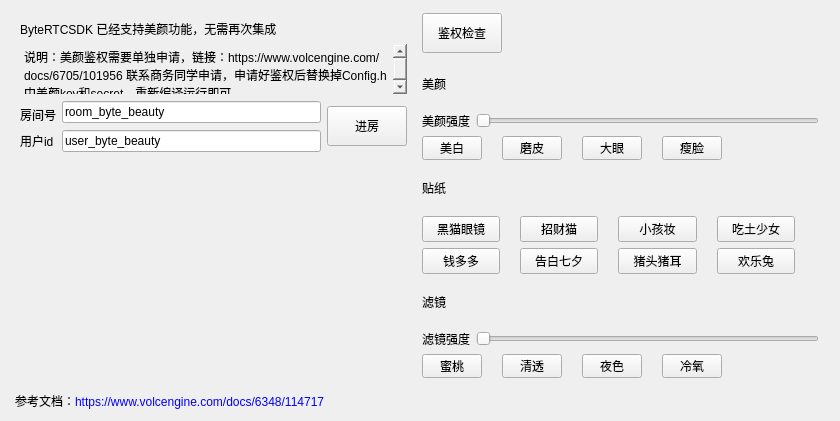
The window that Windows/src/Advanced/ByteBeauty/ByteBeautyWidget.ui (volcengine/VolcEngineRTC) describes before a commit, drawn with Qt 5.
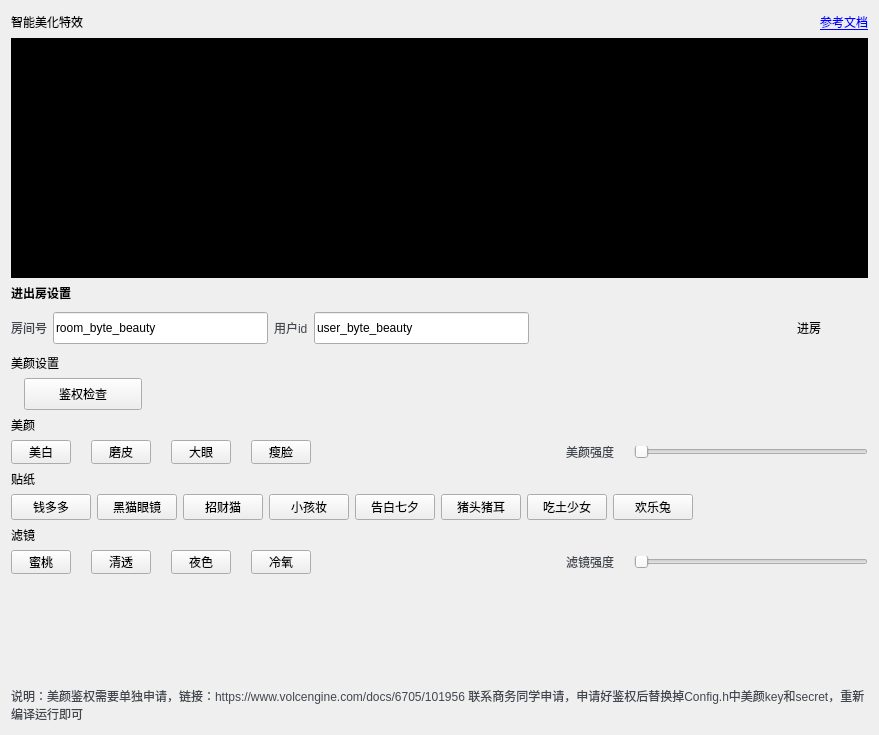
The same window after the commit. Icons and pictures are not drawn. Custom widgets are drawn as their Qt base class.

Diff of the .ui file:
```diff
--- a/Windows/src/Advanced/ByteBeauty/ByteBeautyWidget.ui
+++ b/Windows/src/Advanced/ByteBeauty/ByteBeautyWidget.ui
@@ -6,8 +6,8 @@
    <rect>
     <x>0</x>
     <y>0</y>
-    <width>840</width>
-    <height>421</height>
+    <width>879</width>
+    <height>735</height>
    </rect>
   </property>
   <property name="minimumSize">
@@ -22,188 +22,286 @@
   <property name="styleSheet">
    <string notr="true"/>
   </property>
-  <layout class="QVBoxLayout" name="verticalLayout_3">
+  <layout class="QVBoxLayout" name="verticalLayout">
+   <property name="spacing">
+    <number>6</number>
+   </property>
+   <property name="topMargin">
+    <number>12</number>
+   </property>
+   <property name="bottomMargin">
+    <number>12</number>
+   </property>
    <item>
-    <layout class="QHBoxLayout" name="horizontalLayout_8">
+    <layout class="QHBoxLayout" name="horizontalLayout_9">
      <item>
-      <widget class="QWidget" name="widget_left" native="true">
-       <property name="minimumSize">
+      <widget class="QLabel" name="label_title">
+       <property name="text">
+        <string>智能美化特效</string>
+       </property>
+      </widget>
+     </item>
+     <item>
+      <spacer name="horizontalSpacer_5">
+       <property name="orientation">
+        <enum>Qt::Horizontal</enum>
+       </property>
+       <property name="sizeHint" stdset="0">
         <size>
-         <width>320</width>
-         <height>360</height>
+         <width>40</width>
+         <height>20</height>
         </size>
        </property>
-       <layout class="QVBoxLayout" name="verticalLayout_2">
+      </spacer>
+     </item>
         <item>
-         <widget class="QLabel" name="label_6">
+      <widget class="QLabel" name="label_11">
+       <property name="minimumSize">
+        <size>
+         <width>18</width>
+         <height>18</height>
+        </size>
+       </property>
           <property name="maximumSize">
            <size>
-            <width>16777215</width>
-            <height>20</height>
+         <width>18</width>
+         <height>18</height>
            </size>
           </property>
           <property name="text">
-           <string>ByteRTCSDK 已经支持美颜功能，无需再次集成</string>
-          </property>
+        <string/>
+       </property>
+       <property name="pixmap">
+        <pixmap resource="../../../resources.qrc">:/img/Resources/ui/document.png</pixmap>
+       </property>
+       <property name="scaledContents">
+        <bool>true</bool>
+       </property>
          </widget>
         </item>
         <item>
-         <widget class="QTextEdit" name="textEdit">
+      <widget class="QLabel" name="label_8">
+       <property name="text">
+        <string>&lt;a href=&quot;https://www.volcengine.com/docs/6348/114717&quot;&gt;参考文档</string>
+       </property>
+       <property name="openExternalLinks">
+        <bool>true</bool>
+       </property>
+      </widget>
+     </item>
+    </layout>
+   </item>
+   <item>
+    <widget class="QWidget" name="widget_u" native="true">
+     <property name="minimumSize">
+      <size>
+       <width>0</width>
+       <height>240</height>
+      </size>
+     </property>
           <property name="maximumSize">
            <size>
             <width>16777215</width>
-            <height>50</height>
+       <height>240</height>
            </size>
           </property>
           <property name="styleSheet">
-           <string notr="true">background-color: rgb(255, 255, 255, 0);</string>
-          </property>
-          <property name="frameShape">
-           <enum>QFrame::NoFrame</enum>
-          </property>
-          <property name="html">
-           <string>&lt;!DOCTYPE HTML PUBLIC &quot;-//W3C//DTD HTML 4.0//EN&quot; &quot;http://www.w3.org/TR/REC-html40/strict.dtd&quot;&gt;
-&lt;html&gt;&lt;head&gt;&lt;meta name=&quot;qrichtext&quot; content=&quot;1&quot; /&gt;&lt;meta charset=&quot;utf-8&quot; /&gt;&lt;style type=&quot;text/css&quot;&gt;
-p, li { white-space: pre-wrap; }
-hr { height: 1px; border-width: 0; }
-&lt;/style&gt;&lt;/head&gt;&lt;body style=&quot; font-family:'Microsoft YaHei UI'; font-size:9pt; font-weight:400; font-style:normal;&quot;&gt;
-&lt;p style=&quot; margin-top:0px; margin-bottom:0px; margin-left:0px; margin-right:0px; -qt-block-indent:0; text-indent:0px;&quot;&gt;说明：美颜鉴权需要单独申请，链接：https://www.volcengine.com/docs/6705/101956 联系商务同学申请，申请好鉴权后替换掉Config.h中美颜key和secret，重新编译运行即可&lt;/p&gt;&lt;/body&gt;&lt;/html&gt;</string>
-          </property>
+      <string notr="true">background-color: rgb(0, 0, 0);</string>
+     </property>
+     <layout class="QHBoxLayout" name="horizontalLayout_7">
+      <property name="spacing">
+       <number>0</number>
+      </property>
+      <property name="leftMargin">
+       <number>0</number>
+      </property>
+      <property name="topMargin">
+       <number>0</number>
+      </property>
+      <property name="rightMargin">
+       <number>0</number>
+      </property>
+      <property name="bottomMargin">
+       <number>0</number>
+      </property>
+      <item>
+       <spacer name="horizontalSpacer_6">
+        <property name="orientation">
+         <enum>Qt::Horizontal</enum>
+        </property>
+        <property name="sizeHint" stdset="0">
+         <size>
+          <width>40</width>
+          <height>20</height>
+         </size>
+        </property>
+       </spacer>
+      </item>
+      <item>
+       <widget class="UserWidget" name="widget" native="true">
+        <property name="minimumSize">
+         <size>
+          <width>320</width>
+          <height>240</height>
+         </size>
+        </property>
+        <property name="maximumSize">
+         <size>
+          <width>320</width>
+          <height>240</height>
+         </size>
+        </property>
          </widget>
         </item>
         <item>
-         <layout class="QGridLayout" name="gridLayout_2">
-          <item row="1" column="1" rowspan="2">
+       <spacer name="horizontalSpacer_7">
+        <property name="orientation">
+         <enum>Qt::Horizontal</enum>
+        </property>
+        <property name="sizeHint" stdset="0">
+         <size>
+          <width>40</width>
+          <height>20</height>
+         </size>
+        </property>
+       </spacer>
+      </item>
+     </layout>
+    </widget>
+   </item>
+   <item>
+    <widget class="QLabel" name="label_t1">
+     <property name="font">
+      <font>
+       <bold>true</bold>
+      </font>
+     </property>
+     <property name="text">
+      <string>进出房设置</string>
+     </property>
+    </widget>
+   </item>
+   <item>
+    <layout class="QHBoxLayout" name="horizontalLayout_10">
+     <item>
+      <widget class="QLabel" name="label_7">
+       <property name="styleSheet">
+        <string notr="true">QLabel{color:#42464E; background-color:transparent;}</string>
+       </property>
+       <property name="text">
+        <string>房间号</string>
+       </property>
+      </widget>
+     </item>
+     <item>
            <widget class="QLineEdit" name="lineEdit_room">
+       <property name="minimumSize">
+        <size>
+         <width>0</width>
+         <height>32</height>
+        </size>
+       </property>
             <property name="text">
              <string>room_byte_beauty</string>
             </property>
            </widget>
           </item>
-          <item row="3" column="0">
-           <widget class="QLabel" name="label_9">
+     <item>
+      <widget class="QLabel" name="label_13">
+       <property name="styleSheet">
+        <string notr="true">QLabel{color:#42464E; background-color:transparent;}</string>
+       </property>
             <property name="text">
              <string>用户id</string>
             </property>
            </widget>
           </item>
-          <item row="3" column="1">
+     <item>
            <widget class="QLineEdit" name="lineEdit_user">
+       <property name="minimumSize">
+        <size>
+         <width>0</width>
+         <height>32</height>
+        </size>
+       </property>
             <property name="text">
              <string>user_byte_beauty</string>
             </property>
            </widget>
           </item>
-          <item row="2" column="0">
-           <widget class="QLabel" name="label_7">
-            <property name="text">
-             <string>房间号</string>
-            </property>
-           </widget>
-          </item>
-          <item row="1" column="2" rowspan="3">
+     <item>
+      <spacer name="horizontalSpacer_8">
+       <property name="orientation">
+        <enum>Qt::Horizontal</enum>
+       </property>
+       <property name="sizeHint" stdset="0">
+        <size>
+         <width>40</width>
+         <height>20</height>
+        </size>
+       </property>
+      </spacer>
+     </item>
+     <item>
            <widget class="QPushButton" name="btn_joinRoom">
             <property name="minimumSize">
              <size>
-              <width>80</width>
+         <width>118</width>
               <height>40</height>
              </size>
             </property>
+       <property name="maximumSize">
+        <size>
+         <width>118</width>
+         <height>16777215</height>
+        </size>
+       </property>
             <property name="styleSheet">
              <string notr="true"/>
             </property>
             <property name="text">
              <string>进房</string>
             </property>
-           </widget>
-          </item>
-          <item row="4" column="1">
-           <spacer name="verticalSpacer_2">
-            <property name="orientation">
-             <enum>Qt::Vertical</enum>
-            </property>
-            <property name="sizeHint" stdset="0">
-             <size>
-              <width>20</width>
-              <height>40</height>
-             </size>
-            </property>
-           </spacer>
-          </item>
-         </layout>
-        </item>
-        <item>
-         <layout class="QHBoxLayout" name="horizontalLayout_7">
-          <item>
-           <spacer name="horizontalSpacer_6">
-            <property name="orientation">
-             <enum>Qt::Horizontal</enum>
-            </property>
-            <property name="sizeHint" stdset="0">
-             <size>
-              <width>40</width>
-              <height>20</height>
-             </size>
-            </property>
-           </spacer>
-          </item>
-          <item>
-           <widget class="UserWidget" name="widget" native="true">
-            <property name="minimumSize">
-             <size>
-              <width>320</width>
-              <height>240</height>
-             </size>
-            </property>
-            <property name="maximumSize">
-             <size>
-              <width>320</width>
-              <height>240</height>
-             </size>
-            </property>
-           </widget>
-          </item>
-          <item>
-           <spacer name="horizontalSpacer_7">
-            <property name="orientation">
-             <enum>Qt::Horizontal</enum>
-            </property>
-            <property name="sizeHint" stdset="0">
-             <size>
-              <width>40</width>
-              <height>20</height>
-             </size>
-            </property>
-           </spacer>
-          </item>
+       <property name="flat">
+        <bool>true</bool>
+       </property>
+      </widget>
+     </item>
          </layout>
         </item>
         <item>
-         <spacer name="verticalSpacer">
-          <property name="orientation">
-           <enum>Qt::Vertical</enum>
-          </property>
-          <property name="sizeHint" stdset="0">
-           <size>
-            <width>20</width>
-            <height>40</height>
-           </size>
-          </property>
-         </spacer>
-        </item>
-       </layout>
-      </widget>
-     </item>
-     <item>
-      <layout class="QVBoxLayout" name="verticalLayout">
+    <widget class="QLabel" name="label_t2">
+     <property name="font">
+      <font>
+       <bold>false</bold>
+      </font>
+     </property>
+     <property name="text">
+      <string>美颜设置</string>
+     </property>
+    </widget>
+   </item>
        <item>
         <layout class="QHBoxLayout" name="horizontalLayout_5">
+     <item>
+      <widget class="QLabel" name="checkLicenseStatusLabel">
+       <property name="text">
+        <string/>
+       </property>
+      </widget>
+     </item>
          <item>
           <widget class="QPushButton" name="btn_check">
            <property name="minimumSize">
             <size>
-             <width>80</width>
-             <height>40</height>
+         <width>118</width>
+         <height>32</height>
+        </size>
+       </property>
+       <property name="maximumSize">
+        <size>
+         <width>118</width>
+         <height>32</height>
             </size>
            </property>
            <property name="styleSheet">
@@ -214,13 +312,6 @@
            </property>
           </widget>
          </item>
-         <item>
-          <widget class="QLabel" name="checkLicenseStatusLabel">
-           <property name="text">
-            <string/>
-           </property>
-          </widget>
-         </item>
          <item>
           <spacer name="horizontalSpacer">
            <property name="orientation">
@@ -237,53 +328,17 @@
         </layout>
        </item>
        <item>
-        <widget class="QLabel" name="label">
-         <property name="styleSheet">
-          <string notr="true">QLabel
-{
-	color:black;
-	font:bold 16px &quot;Microsoft YaHei UI&quot;;
-}</string>
+    <widget class="QLabel" name="label_t5">
+     <property name="font">
+      <font>
+       <bold>false</bold>
+      </font>
          </property>
          <property name="text">
           <string>美颜</string>
          </property>
         </widget>
        </item>
-       <item>
-        <layout class="QHBoxLayout" name="horizontalLayout_4">
-         <property name="rightMargin">
-          <number>10</number>
-         </property>
-         <item>
-          <widget class="QLabel" name="label_2">
-           <property name="styleSheet">
-            <string notr="true">QLabel
-{
-	color:black;
-	font: 12px &quot;Microsoft YaHei UI&quot;;
-}</string>
-           </property>
-           <property name="text">
-            <string>美颜强度</string>
-           </property>
-          </widget>
-         </item>
-         <item>
-          <widget class="QSlider" name="beautyValueSlider">
-           <property name="minimumSize">
-            <size>
-             <width>0</width>
-             <height>18</height>
-            </size>
-           </property>
-           <property name="orientation">
-            <enum>Qt::Horizontal</enum>
-           </property>
-          </widget>
-         </item>
-        </layout>
-       </item>
        <item>
         <layout class="QHBoxLayout" name="horizontalLayout">
          <property name="spacing">
@@ -414,16 +469,43 @@
            </property>
           </spacer>
          </item>
-        </layout>
-       </item>
        <item>
-        <widget class="QLabel" name="label_3">
+      <widget class="QLabel" name="label_2">
          <property name="styleSheet">
-          <string notr="true">QLabel
-{
-	color:black;
-	font:bold 16px &quot;Microsoft YaHei UI&quot;;
-}</string>
+        <string notr="true">QLabel{color:#42464E; background-color:transparent;}</string>
+       </property>
+       <property name="text">
+        <string>美颜强度</string>
+       </property>
+      </widget>
+     </item>
+     <item>
+      <widget class="QSlider" name="beautyValueSlider">
+       <property name="minimumSize">
+        <size>
+         <width>200</width>
+         <height>12</height>
+        </size>
+       </property>
+       <property name="maximumSize">
+        <size>
+         <width>16777215</width>
+         <height>12</height>
+        </size>
+       </property>
+       <property name="orientation">
+        <enum>Qt::Horizontal</enum>
+       </property>
+      </widget>
+     </item>
+    </layout>
+   </item>
+   <item>
+    <widget class="QLabel" name="label_t3">
+     <property name="font">
+      <font>
+       <bold>false</bold>
+      </font>
          </property>
          <property name="text">
           <string>贴纸</string>
@@ -433,11 +515,34 @@
        <item>
         <layout class="QHBoxLayout" name="horizontalLayout_6">
          <item>
-          <layout class="QGridLayout" name="gridLayout">
-           <property name="horizontalSpacing">
-            <number>20</number>
-           </property>
-           <item row="0" column="0">
+      <widget class="QPushButton" name="stickerBtn_5">
+       <property name="minimumSize">
+        <size>
+         <width>60</width>
+         <height>24</height>
+        </size>
+       </property>
+       <property name="maximumSize">
+        <size>
+         <width>16777215</width>
+         <height>16777215</height>
+        </size>
+       </property>
+       <property name="styleSheet">
+        <string notr="true"/>
+       </property>
+       <property name="text">
+        <string>钱多多</string>
+       </property>
+       <property name="checkable">
+        <bool>true</bool>
+       </property>
+       <property name="checked">
+        <bool>false</bool>
+       </property>
+      </widget>
+     </item>
+     <item>
             <widget class="QPushButton" name="stickerBtn_1">
              <property name="minimumSize">
               <size>
@@ -465,7 +570,7 @@
              </property>
             </widget>
            </item>
-           <item row="0" column="1">
+     <item>
             <widget class="QPushButton" name="stickerBtn_2">
              <property name="minimumSize">
               <size>
@@ -493,7 +598,7 @@
              </property>
             </widget>
            </item>
-           <item row="0" column="2">
+     <item>
             <widget class="QPushButton" name="stickerBtn_3">
              <property name="minimumSize">
               <size>
@@ -521,63 +626,7 @@
              </property>
             </widget>
            </item>
-           <item row="0" column="3">
-            <widget class="QPushButton" name="stickerBtn_4">
-             <property name="minimumSize">
-              <size>
-               <width>60</width>
-               <height>24</height>
-              </size>
-             </property>
-             <property name="maximumSize">
-              <size>
-               <width>16777215</width>
-               <height>16777215</height>
-              </size>
-             </property>
-             <property name="styleSheet">
-              <string notr="true"/>
-             </property>
-             <property name="text">
-              <string>吃土少女</string>
-             </property>
-             <property name="checkable">
-              <bool>true</bool>
-             </property>
-             <property name="checked">
-              <bool>false</bool>
-             </property>
-            </widget>
-           </item>
-           <item row="1" column="0">
-            <widget class="QPushButton" name="stickerBtn_5">
-             <property name="minimumSize">
-              <size>
-               <width>60</width>
-               <height>24</height>
-              </size>
-             </property>
-             <property name="maximumSize">
-              <size>
-               <width>16777215</width>
-               <height>16777215</height>
-              </size>
-             </property>
-             <property name="styleSheet">
-              <string notr="true"/>
-             </property>
-             <property name="text">
-              <string>钱多多</string>
-             </property>
-             <property name="checkable">
-              <bool>true</bool>
-             </property>
-             <property name="checked">
-              <bool>false</bool>
-             </property>
-            </widget>
-           </item>
-           <item row="1" column="1">
+     <item>
             <widget class="QPushButton" name="stickerBtn_6">
              <property name="minimumSize">
               <size>
@@ -605,7 +654,7 @@
              </property>
             </widget>
            </item>
-           <item row="1" column="2">
+     <item>
             <widget class="QPushButton" name="stickerBtn_7">
              <property name="minimumSize">
               <size>
@@ -633,7 +682,35 @@
              </property>
             </widget>
            </item>
-           <item row="1" column="3">
+     <item>
+      <widget class="QPushButton" name="stickerBtn_4">
+       <property name="minimumSize">
+        <size>
+         <width>60</width>
+         <height>24</height>
+        </size>
+       </property>
+       <property name="maximumSize">
+        <size>
+         <width>16777215</width>
+         <height>16777215</height>
+        </size>
+       </property>
+       <property name="styleSheet">
+        <string notr="true"/>
+       </property>
+       <property name="text">
+        <string>吃土少女</string>
+       </property>
+       <property name="checkable">
+        <bool>true</bool>
+       </property>
+       <property name="checked">
+        <bool>false</bool>
+       </property>
+      </widget>
+     </item>
+     <item>
             <widget class="QPushButton" name="stickerBtn_8">
              <property name="minimumSize">
               <size>
@@ -661,8 +738,6 @@
              </property>
             </widget>
            </item>
-          </layout>
-         </item>
          <item>
           <spacer name="horizontalSpacer_4">
            <property name="orientation">
@@ -679,53 +754,17 @@
         </layout>
        </item>
        <item>
-        <widget class="QLabel" name="label_4">
-         <property name="styleSheet">
-          <string notr="true">QLabel
-{
-	color:black;
-	font:bold 16px &quot;Microsoft YaHei UI&quot;;
-}</string>
+    <widget class="QLabel" name="label_t4">
+     <property name="font">
+      <font>
+       <bold>false</bold>
+      </font>
          </property>
          <property name="text">
           <string>滤镜</string>
          </property>
         </widget>
        </item>
-       <item>
-        <layout class="QHBoxLayout" name="horizontalLayout_3">
-         <property name="rightMargin">
-          <number>10</number>
-         </property>
-         <item>
-          <widget class="QLabel" name="label_5">
-           <property name="styleSheet">
-            <string notr="true">QLabel
-{
-	color:black;
-	font: 12px &quot;Microsoft YaHei UI&quot;;
-}</string>
-           </property>
-           <property name="text">
-            <string>滤镜强度</string>
-           </property>
-          </widget>
-         </item>
-         <item>
-          <widget class="QSlider" name="filterValueSlider">
-           <property name="minimumSize">
-            <size>
-             <width>0</width>
-             <height>18</height>
-            </size>
-           </property>
-           <property name="orientation">
-            <enum>Qt::Horizontal</enum>
-           </property>
-          </widget>
-         </item>
-        </layout>
-       </item>
        <item>
         <layout class="QHBoxLayout" name="horizontalLayout_2">
          <property name="spacing">
@@ -856,42 +895,60 @@
            </property>
           </spacer>
          </item>
-        </layout>
-       </item>
-      </layout>
-     </item>
-    </layout>
-   </item>
    <item>
-    <widget class="LogWidget" name="widget_log" native="true"/>
+      <widget class="QLabel" name="label_5">
+       <property name="styleSheet">
+        <string notr="true">QLabel{color:#42464E; background-color:transparent;}</string>
+       </property>
+       <property name="text">
+        <string>滤镜强度</string>
+       </property>
+      </widget>
    </item>
    <item>
-    <widget class="QTextEdit" name="textEdit_2">
+      <widget class="QSlider" name="filterValueSlider">
+       <property name="minimumSize">
+        <size>
+         <width>200</width>
+         <height>12</height>
+        </size>
+       </property>
      <property name="maximumSize">
       <size>
        <width>16777215</width>
-       <height>20</height>
-      </size>
-     </property>
+         <height>12</height>
+        </size>
+       </property>
+       <property name="orientation">
+        <enum>Qt::Horizontal</enum>
+       </property>
+      </widget>
+     </item>
+    </layout>
+   </item>
+   <item>
+    <spacer name="verticalSpacer_2">
+     <property name="orientation">
+      <enum>Qt::Vertical</enum>
+     </property>
+     <property name="sizeHint" stdset="0">
+      <size>
+       <width>20</width>
+       <height>40</height>
+      </size>
+     </property>
+    </spacer>
+   </item>
+   <item>
+    <widget class="QLabel" name="label_6">
      <property name="styleSheet">
-      <string notr="true">background-color: rgba(255, 255, 255, 0);</string>
+      <string notr="true">QLabel{color:#42464E; background-color:transparent;}</string>
      </property>
-     <property name="frameShape">
-      <enum>QFrame::NoFrame</enum>
+     <property name="text">
+      <string>说明：美颜鉴权需要单独申请，链接：https://www.volcengine.com/docs/6705/101956 联系商务同学申请，申请好鉴权后替换掉Config.h中美颜key和secret，重新编译运行即可</string>
      </property>
-     <property name="verticalScrollBarPolicy">
-      <enum>Qt::ScrollBarAlwaysOff</enum>
-     </property>
-     <property name="horizontalScrollBarPolicy">
-      <enum>Qt::ScrollBarAlwaysOff</enum>
-     </property>
-     <property name="html">
-      <string>&lt;!DOCTYPE HTML PUBLIC &quot;-//W3C//DTD HTML 4.0//EN&quot; &quot;http://www.w3.org/TR/REC-html40/strict.dtd&quot;&gt;
-&lt;html&gt;&lt;head&gt;&lt;meta name=&quot;qrichtext&quot; content=&quot;1&quot; /&gt;&lt;meta charset=&quot;utf-8&quot; /&gt;&lt;style type=&quot;text/css&quot;&gt;
-p, li { white-space: pre-wrap; }
-hr { height: 1px; border-width: 0; }
-&lt;/style&gt;&lt;/head&gt;&lt;body style=&quot; font-family:'Microsoft YaHei UI'; font-size:9pt; font-weight:400; font-style:normal;&quot;&gt;
-&lt;p style=&quot; margin-top:0px; margin-bottom:0px; margin-left:0px; margin-right:0px; -qt-block-indent:0; text-indent:0px;&quot;&gt;参考文档：&lt;span style=&quot; color:#0000ff;&quot;&gt;https://www.volcengine.com/docs/6348/114717&lt;/span&gt;&lt;/p&gt;&lt;/body&gt;&lt;/html&gt;</string>
+     <property name="wordWrap">
+      <bool>true</bool>
      </property>
     </widget>
    </item>
@@ -904,12 +961,6 @@
    <header>UserWidget.h</header>
    <container>1</container>
   </customwidget>
-  <customwidget>
-   <class>LogWidget</class>
-   <extends>QWidget</extends>
-   <header location="global">LogWidget.h</header>
-   <container>1</container>
-  </customwidget>
  </customwidgets>
  <resources/>
  <connections/>
```
Left out of the diff: 4 changed lines with no effect on the pictures. Lines whose indentation alone changed are shown as unchanged.
